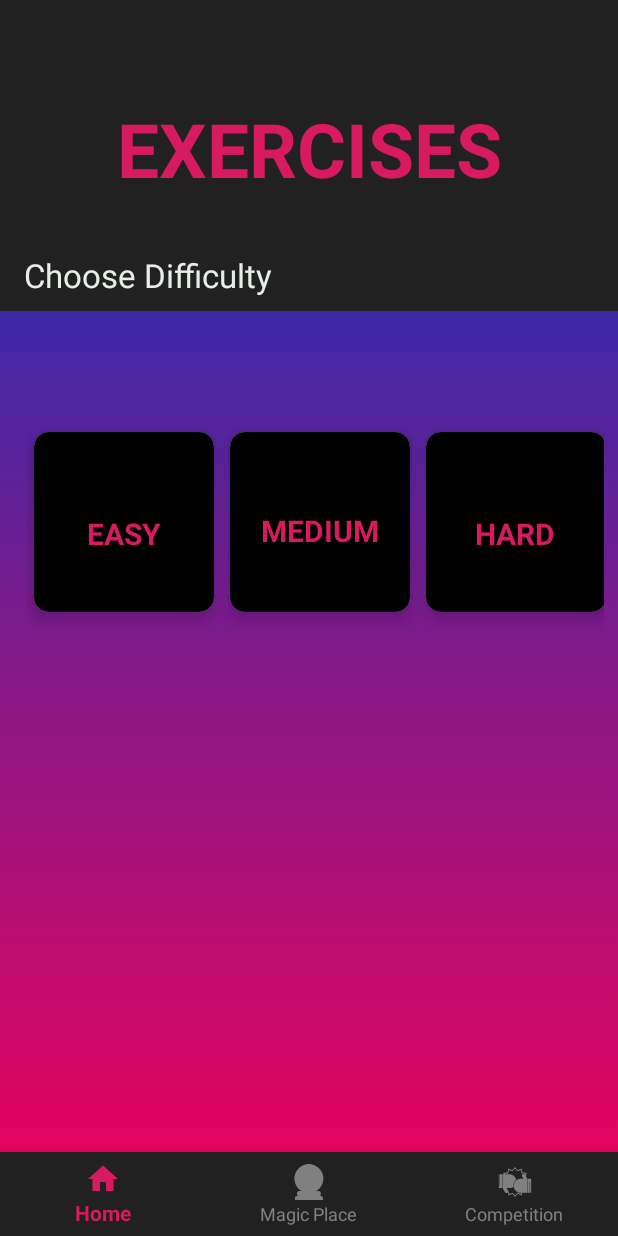
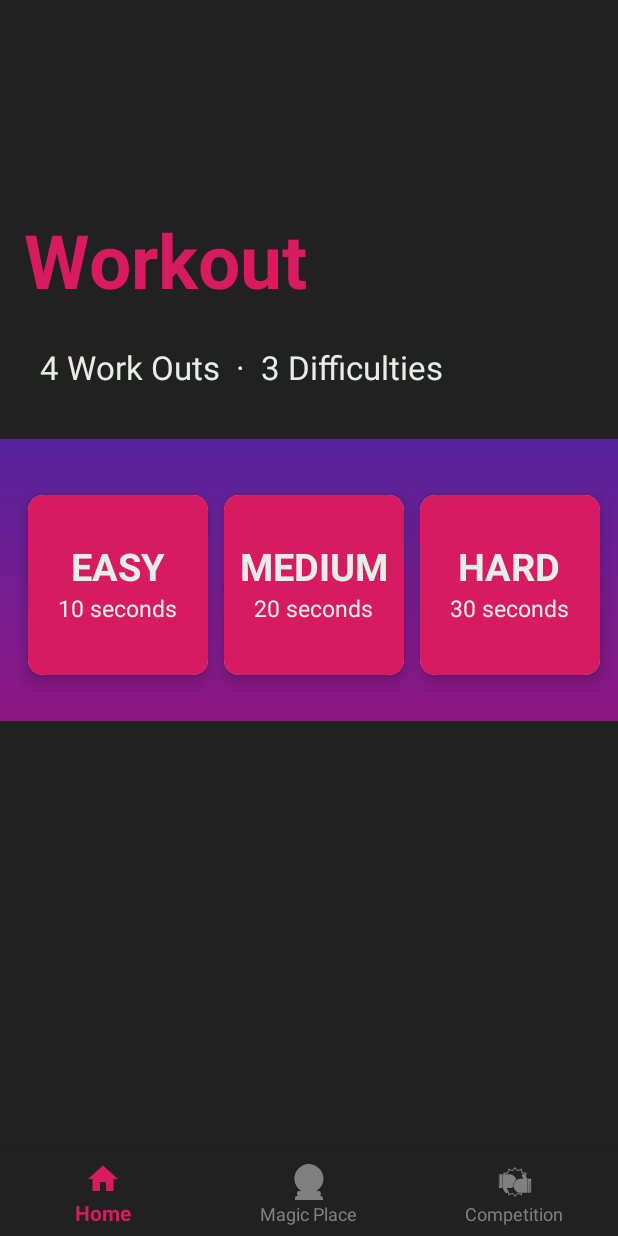
Before and after one commit to UNImakeup/Firebase, an Android app: the Exercises screen opened directly, with no data from a screen before it, on a phone screen of 412 x 824 dp. Run offline under Robolectric (Android 15) with nearby library versions, the phone set to English and light mode, and no system bars.

Commit message:
workout layout

```diff
--- a/app/src/main/java/com/example/firebase/Exercises.java
+++ b/app/src/main/java/com/example/firebase/Exercises.java
@@ -13,6 +13,7 @@ import android.view.MenuItem;
 import android.view.View;
 import android.widget.Button;
 import android.widget.GridLayout;
+import android.widget.RelativeLayout;
 import android.widget.TextView;
 import android.widget.Toast;
 import com.google.android.material.bottomnavigation.BottomNavigationView;
@@ -30,7 +31,7 @@ public class Exercises extends AppCompatActivity implements View.OnClickListener
     GridLayout gridlayoutexercises;
     BottomNavigationView bottomNavigationView;
     TextView greyHeader;
-
+    RelativeLayout relativeNederst;
 
 
     @Override
@@ -41,6 +42,7 @@ public class Exercises extends AppCompatActivity implements View.OnClickListener
 
         //actionbar hide
         ActionBar actionBar = getSupportActionBar();
+        assert actionBar != null;
         actionBar.hide();
 
 
@@ -59,6 +61,7 @@ public class Exercises extends AppCompatActivity implements View.OnClickListener
         chooseDifficulty = findViewById(R.id.choosedifficulty);
         exercisesHeader = findViewById(R.id.textView5);
         gridlayoutexercises = findViewById(R.id.gridLayoutexercises);
+        relativeNederst = findViewById(R.id.relativeLayoutnederst);
         exerciseData = ExerciseData.getInstance();
         greyHeader = findViewById(R.id.textView11);
         chooseDifficulty.setVisibility(View.VISIBLE);
@@ -163,6 +166,7 @@ public class Exercises extends AppCompatActivity implements View.OnClickListener
                 gridlayoutexercises.setVisibility(View.INVISIBLE);
                 bottomNavigationView.setVisibility(View.INVISIBLE);
                 greyHeader.setVisibility(View.INVISIBLE);
+                relativeNederst.setVisibility(View.INVISIBLE);
 
 
 
@@ -179,7 +183,7 @@ public class Exercises extends AppCompatActivity implements View.OnClickListener
                 bottomNavigationView.setVisibility(View.INVISIBLE);
                 t1.setVisibility(View.VISIBLE);
                 greyHeader.setVisibility(View.INVISIBLE);
-
+                relativeNederst.setVisibility(View.INVISIBLE);
             break;
 
 
@@ -193,6 +197,7 @@ public class Exercises extends AppCompatActivity implements View.OnClickListener
                 bottomNavigationView.setVisibility(View.INVISIBLE);
                 t1.setVisibility(View.VISIBLE);
                 greyHeader.setVisibility(View.INVISIBLE);
+                relativeNederst.setVisibility(View.INVISIBLE);
                 break;
 
 
--- a/app/src/main/res/layout/actionbar_layout1.xml
+++ b/app/src/main/res/layout/actionbar_layout1.xml
@@ -10,7 +10,7 @@
         android:id="@+id/zensoTitle"
         android:layout_gravity="center"
         android:text="ZensoMotion"
-
+        android:fontFamily="sans-serif-light"
         android:textColor="@color/prettyRed"
         android:textSize="40dp"
 
--- a/app/src/main/res/layout/activity_exercises.xml
+++ b/app/src/main/res/layout/activity_exercises.xml
@@ -11,9 +11,9 @@
 
     <TextView
         android:id="@+id/textView11"
-        android:layout_width="match_parent"
-        android:layout_height="207dp"
-        android:layout_marginBottom="73dp"
+        android:layout_width="0dp"
+        android:layout_height="0dp"
+        android:layout_marginBottom="30dp"
         android:background="@color/colorPrimaryTet"
         app:layout_constraintBottom_toTopOf="@+id/gridLayoutexercises"
         app:layout_constraintEnd_toEndOf="parent"
@@ -28,31 +28,35 @@
         android:layout_row="1"
         android:layout_alignParentBottom="true"
         android:layout_centerHorizontal="true"
+        android:layout_marginStart="100dp"
 
-        android:layout_marginTop="25dp"
-        android:layout_marginEnd="18dp"
-        android:layout_marginRight="18dp"
         android:gravity="center_horizontal"
         android:text="1"
         android:textSize="350sp"
         android:textStyle="bold"
-        app:layout_constraintEnd_toEndOf="@+id/textView5"
+        app:layout_constraintBottom_toBottomOf="parent"
+        app:layout_constraintStart_toStartOf="@+id/choosedifficulty"
         app:layout_constraintTop_toBottomOf="@+id/textView5"
-        tools:ignore="MissingConstraints" />
+        tools:ignore="MissingConstraints"
+        android:layout_marginLeft="100dp" />
 
     <TextView
         android:id="@+id/textView5"
         android:layout_width="wrap_content"
         android:layout_height="wrap_content"
         android:layout_centerInParent="true"
-        android:layout_marginBottom="36dp"
-        android:text="EXERCISES"
+        android:layout_marginStart="16dp"
+        android:layout_marginLeft="16dp"
+        android:layout_marginTop="12dp"
+        android:layout_marginBottom="25dp"
+        android:text="Workout"
         android:textColor="@color/prettyRed"
         android:textSize="50sp"
         android:textStyle="bold"
-        app:layout_constraintBottom_toTopOf="@+id/choosedifficulty"
-        app:layout_constraintEnd_toEndOf="parent"
+        app:layout_constraintBottom_toTopOf="@+id/textView"
         app:layout_constraintStart_toStartOf="parent"
+        app:layout_constraintTop_toTopOf="parent"
+        app:layout_constraintVertical_chainStyle="packed"
         tools:ignore="MissingConstraints" />
 
     <TextView
@@ -61,33 +65,29 @@
         android:layout_height="wrap_content"
         android:layout_alignParentTop="true"
         android:layout_centerHorizontal="true"
-
         android:layout_marginStart="16dp"
         android:layout_marginLeft="16dp"
-        android:layout_marginBottom="9dp"
-
-        android:text="@string/choose_difficulty"
+        android:layout_marginBottom="39dp"
+        android:text="  4 Work Outs  ·  3 Difficulties"
         android:textColor="@color/darkwhite"
         android:textSize="22dp"
-        app:layout_constraintBottom_toBottomOf="@+id/textView11"
+        app:layout_constraintBottom_toTopOf="@+id/gridLayoutexercises"
         app:layout_constraintStart_toStartOf="parent"
+        app:layout_constraintTop_toBottomOf="@+id/textView5"
         tools:ignore="MissingConstraints" />
 
     <GridLayout
         android:id="@+id/gridLayoutexercises"
-        android:layout_width="0dp"
-        android:layout_height="0dp"
-        android:layout_marginStart="15dp"
-        android:layout_marginLeft="7dp"
-        android:layout_marginEnd="7dp"
-        android:layout_marginRight="7dp"
-        android:layout_marginBottom="265dp"
+        android:layout_width="399dp"
+        android:layout_height="158dp"
+        android:layout_marginLeft="10dp"
+        android:layout_marginBottom="320dp"
         android:columnCount="3"
         android:padding="2dp"
-        app:layout_constraintBottom_toTopOf="@+id/bottom_navigation"
+        app:layout_constraintBottom_toBottomOf="parent"
         app:layout_constraintEnd_toEndOf="parent"
         app:layout_constraintStart_toStartOf="parent"
-        app:layout_constraintTop_toBottomOf="@+id/textView11"
+        app:layout_constraintTop_toBottomOf="@+id/choosedifficulty"
         tools:ignore="MissingConstraints">
 
         <androidx.cardview.widget.CardView
@@ -96,35 +96,38 @@
             android:layout_width="120dp"
             android:layout_height="120dp"
             android:layout_margin="5dp"
-            android:background="@color/black"
+            android:background="@color/prettyRed"
             app:cardCornerRadius="10dp"
             app:cardElevation="7dp">
 
             <LinearLayout
                 android:layout_width="match_parent"
                 android:layout_height="match_parent"
-                android:background="@color/black"
+                android:background="@color/prettyRed"
                 android:orientation="vertical"
                 android:padding="10dp">
-
-                <ImageView
-                    android:layout_width="95dp"
-                    android:layout_height="44dp"
-                    android:layout_gravity="center_horizontal|center_vertical"
-
-
-                    />
 
                 <TextView
                     android:layout_width="wrap_content"
                     android:layout_height="wrap_content"
                     android:layout_gravity="center_horizontal"
+                    android:layout_marginTop="20dp"
                     android:text="EASY"
-
-                    android:textColor="@color/prettyRed"
-                    android:textSize="20sp"
+                    android:textColor="@color/darkwhite"
+                    android:textSize="25dp"
 
                     android:textStyle="bold" />
+
+                <TextView
+                    android:layout_width="wrap_content"
+                    android:layout_height="wrap_content"
+                    android:text="10 seconds"
+                    android:textColor="@color/darkwhite"
+                    android:textSize="15dp"
+                    android:layout_gravity="center_horizontal"
+
+                    />
+
             </LinearLayout>
 
         </androidx.cardview.widget.CardView>
@@ -135,33 +138,36 @@
             android:layout_width="120dp"
             android:layout_height="120dp"
             android:layout_margin="5dp"
-            android:background="@color/black"
+            android:background="@color/prettyRed"
             app:cardCornerRadius="10dp"
             app:cardElevation="7dp">
 
             <LinearLayout
                 android:layout_width="match_parent"
                 android:layout_height="match_parent"
-                android:background="@color/black"
+                android:background="@color/prettyRed"
                 android:orientation="vertical"
                 android:padding="10dp">
-
-                <ImageView
-                    android:layout_width="98dp"
-                    android:layout_height="42dp"
-                    android:layout_gravity="center_horizontal|center_vertical"
-
-
-                    />
 
                 <TextView
                     android:layout_width="wrap_content"
                     android:layout_height="wrap_content"
                     android:layout_gravity="center_horizontal"
                     android:text="MEDIUM"
-                    android:textColor="@color/prettyRed"
-                    android:textSize="20sp"
+                    android:textColor="@color/darkwhite"
+                    android:textSize="25dp"
+                    android:layout_marginTop="20dp"
                     android:textStyle="bold" />
+
+                <TextView
+                    android:layout_width="wrap_content"
+                    android:layout_height="wrap_content"
+                    android:text="20 seconds"
+                    android:textColor="@color/darkwhite"
+                    android:textSize="15dp"
+                    android:layout_gravity="center_horizontal"
+
+                    />
             </LinearLayout>
 
         </androidx.cardview.widget.CardView>
@@ -172,33 +178,36 @@
             android:layout_width="120dp"
             android:layout_height="120dp"
             android:layout_margin="5dp"
-            android:background="@color/black"
+            android:background="@color/prettyRed"
             app:cardCornerRadius="10dp"
             app:cardElevation="7dp">
 
             <LinearLayout
                 android:layout_width="match_parent"
                 android:layout_height="match_parent"
-                android:background="@color/black"
+                android:background="@color/prettyRed"
                 android:orientation="vertical"
                 android:padding="10dp">
-
-                <ImageView
-                    android:layout_width="102dp"
-                    android:layout_height="44dp"
-                    android:layout_gravity="center_horizontal|center_vertical"
-
-
-                    />
 
                 <TextView
                     android:layout_width="wrap_content"
                     android:layout_height="wrap_content"
                     android:layout_gravity="center_horizontal"
                     android:text="HARD"
-                    android:textColor="@color/prettyRed"
-                    android:textSize="20sp"
+                    android:textColor="@color/darkwhite"
+                    android:textSize="25sp"
+                    android:layout_marginTop="20dp"
                     android:textStyle="bold" />
+
+                <TextView
+                    android:layout_width="wrap_content"
+                    android:layout_height="wrap_content"
+                    android:text="30 seconds"
+                    android:textColor="@color/darkwhite"
+                    android:textSize="15dp"
+                    android:layout_gravity="center_horizontal"
+
+                    />
             </LinearLayout>
 
         </androidx.cardview.widget.CardView>
@@ -206,20 +215,33 @@
 
     </GridLayout>
 
-    <com.google.android.material.bottomnavigation.BottomNavigationView
-        android:id="@+id/bottom_navigation"
+    <RelativeLayout
+        android:id="@+id/relativeLayoutnederst"
         android:layout_width="0dp"
-        android:layout_height="wrap_content"
-        android:layout_alignParentBottom="true"
+
+        android:layout_height="0dp"
         android:background="@color/colorPrimaryTet"
-        app:itemBackground="@color/colorPrimary"
-        app:itemIconTint="@drawable/selector"
-        app:itemTextColor="@drawable/selector"
+
         app:layout_constraintBottom_toBottomOf="parent"
         app:layout_constraintEnd_toEndOf="parent"
+        app:layout_constraintHorizontal_bias="1.0"
         app:layout_constraintStart_toStartOf="parent"
         app:layout_constraintTop_toBottomOf="@+id/gridLayoutexercises"
-        app:menu="@menu/menu_navigation"
-        tools:ignore="MissingConstraints" />
+        app:layout_constraintVertical_bias="1.0">
+
+        <com.google.android.material.bottomnavigation.BottomNavigationView
+            android:id="@+id/bottom_navigation"
+            android:layout_width="match_parent"
+            android:layout_height="wrap_content"
+            android:layout_alignParentBottom="true"
+            android:background="@color/colorPrimaryTet"
+            app:itemBackground="@color/colorPrimary"
+            app:itemIconTint="@drawable/selector"
+            app:itemTextColor="@drawable/selector"
+            app:menu="@menu/menu_navigation"
+            tools:ignore="MissingConstraints"
+            tools:layout_editor_absoluteY="676dp" />
+    </RelativeLayout>
+
 
 </androidx.constraintlayout.widget.ConstraintLayout>
```
